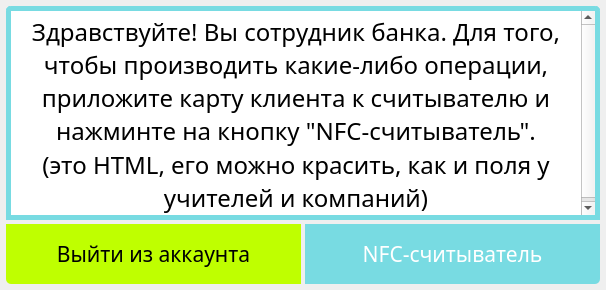
FloppedWaffle/EconomicGameCardClient, file forms/bankerwindow.ui: the form before one commit.
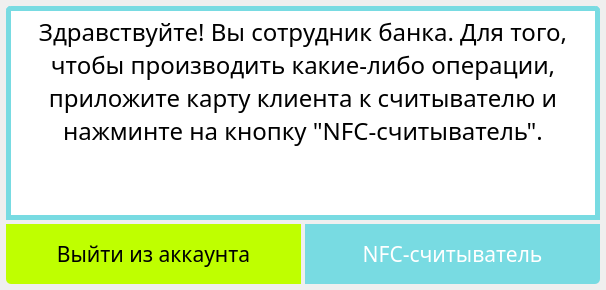
The form after the commit.

Patch:
```diff
--- a/forms/bankerwindow.ui
+++ b/forms/bankerwindow.ui
@@ -113,8 +113,7 @@
 &lt;html&gt;&lt;head&gt;&lt;meta name=&quot;qrichtext&quot; content=&quot;1&quot; /&gt;&lt;style type=&quot;text/css&quot;&gt;
 p, li { white-space: pre-wrap; }
 &lt;/style&gt;&lt;/head&gt;&lt;body style=&quot; font-family:'Fira Sans Condensed'; font-size:18pt; font-weight:400; font-style:normal;&quot;&gt;
-&lt;p align=&quot;center&quot; style=&quot; margin-top:0px; margin-bottom:0px; margin-left:0px; margin-right:0px; -qt-block-indent:0; text-indent:0px;&quot;&gt;Здравствуйте! Вы сотрудник банка. Для того, чтобы производить какие-либо операции, приложите карту клиента к считывателю и нажминте на кнопку &amp;quot;NFC-считыватель&amp;quot;.&lt;/p&gt;
-&lt;p align=&quot;center&quot; style=&quot; margin-top:0px; margin-bottom:0px; margin-left:0px; margin-right:0px; -qt-block-indent:0; text-indent:0px;&quot;&gt;(это HTML, его можно красить, как и поля у учителей и компаний)&lt;/p&gt;&lt;/body&gt;&lt;/html&gt;</string>
+&lt;p align=&quot;center&quot; style=&quot; margin-top:0px; margin-bottom:0px; margin-left:0px; margin-right:0px; -qt-block-indent:0; text-indent:0px;&quot;&gt;Здравствуйте! Вы сотрудник банка. Для того, чтобы производить какие-либо операции, приложите карту клиента к считывателю и нажминте на кнопку &amp;quot;NFC-считыватель&amp;quot;.&lt;/p&gt;&lt;/body&gt;&lt;/html&gt;</string>
       </property>
      </widget>
     </item>
```
Left out of the diff: 4 changed lines with no effect on the pictures.
